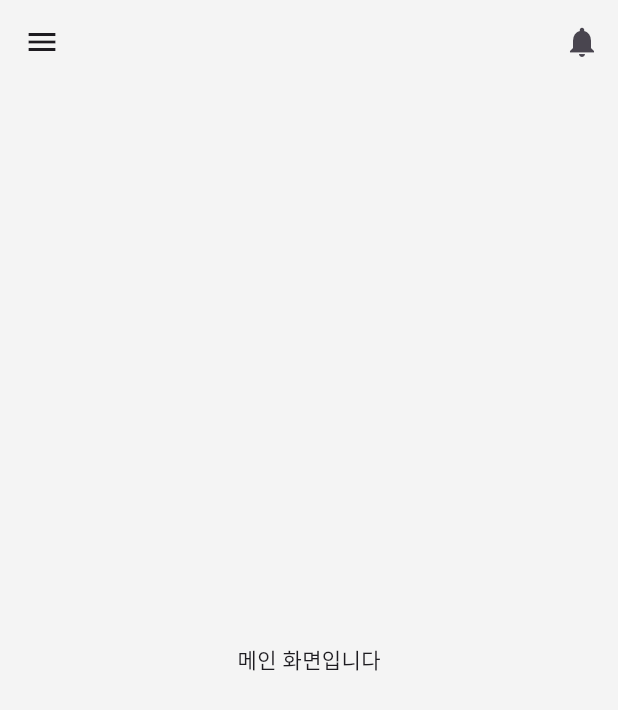
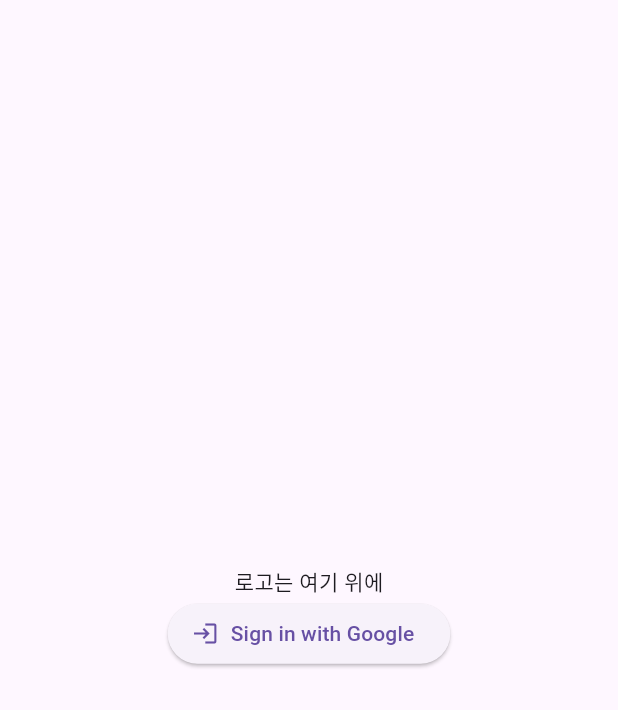
Before and after one commit to public-final-Project-PROJECT/DingDong-Flutter-for-Teacher, a Flutter app: the screen it shows after launch, on a phone screen of 412 x 824 dp. Shown: the top 710 px of the screen. Run offline on Flutter 3.47's test engine with Material 3 defaults, Android fonts, the phone set to English and light mode, and no system bars; our stand-ins replace dio, file_picker, firebase_auth, firebase_core, flutter_calendar_carousel, flutter_dotenv and 4 more; missing offline and left inert: flutter_downloader; accounts and stored records are empty.

Commit message:
구글 로그인 1트

```diff
--- a/lib/main.dart
+++ b/lib/main.dart
@@ -1,19 +1,36 @@
-
-
+import 'package:dingdong_flutter_teacher/firebase_options.dart';
 import 'package:dingdong_flutter_teacher/screen/home_screen.dart';
+import 'package:dingdong_flutter_teacher/screen/login_page.dart';
+import 'package:firebase_auth/firebase_auth.dart';
+import 'package:firebase_core/firebase_core.dart';
 import 'package:flutter/material.dart';
-import 'package:flutter_downloader/flutter_downloader.dart';
+import 'package:flutter_dotenv/flutter_dotenv.dart';
 
 void main() async {
+  await dotenv.load(fileName: ".env");
+  WidgetsFlutterBinding.ensureInitialized();
+  await Firebase.initializeApp(options: DefaultFirebaseOptions.currentPlatform);
   runApp(const MyApp());
 }
+
 class MyApp extends StatelessWidget {
   const MyApp({super.key});
 
   @override
   Widget build(BuildContext context) {
     return MaterialApp(
-      home: HomeScreen(),
+      home: StreamBuilder<User?>(
+        stream: FirebaseAuth.instance.authStateChanges(),
+        builder: (context, snapshot) {
+          if (snapshot.connectionState == ConnectionState.waiting) {
+            return const CircularProgressIndicator();
+          } else if (snapshot.hasData) {
+            return HomeScreen(user: snapshot.data!);
+          } else {
+            return const LoginPage();
+          }
+        },
+      ),
     );
   }
 }
--- /dev/null
+++ b/lib/screen/login_page.dart
@@ -0,0 +1,50 @@
+import 'package:dingdong_flutter_teacher/screen/home_screen.dart';
+import 'package:dingdong_flutter_teacher/screen/sign_in_with_google.dart';
+import 'package:firebase_auth/firebase_auth.dart';
+import 'package:flutter/foundation.dart';
+import 'package:flutter/material.dart';
+
+class LoginPage extends StatelessWidget {
+  const LoginPage({super.key});
+
+  Future<void> handleGoogleSignIn(BuildContext context) async {
+    try {
+      UserCredential userCredential = await signInWithGoogle();
+      User? user = userCredential.user;
+
+      if (user != null) {
+        // Navigate to the home page or show a success message
+        Navigator.pushReplacement(
+          context,
+          MaterialPageRoute(builder: (context) => HomeScreen(user: user)),
+        );
+      }
+    } catch (e) {
+      if (kDebugMode) {
+        print('Error signing in with Google: $e');
+      }
+      ScaffoldMessenger.of(context).showSnackBar(
+        SnackBar(content: Text('Failed to sign in with Google: $e')),
+      );
+    }
+  }
+
+  @override
+  Widget build(BuildContext context) {
+    return Scaffold(
+      body: Center(
+        child: Column(
+          mainAxisAlignment: MainAxisAlignment.center,
+          children: [
+            const Text('로고는 여기 위에'),
+            ElevatedButton.icon(
+              icon: const Icon(Icons.login),
+              label: const Text('Sign in with Google'),
+              onPressed: () => handleGoogleSignIn(context),
+            ),
+          ],
+        ),
+      ),
+    );
+  }
+}
```
Also changed, not shown: lib/screen/home_screen.dart (+26 -2 lines), lib/screen/sign_in_with_google.dart (added, +32 -0 lines), pubspec.yaml (+7 -0 lines), lib/firebase_options.dart (added), pubspec.lock, 7 other files.
